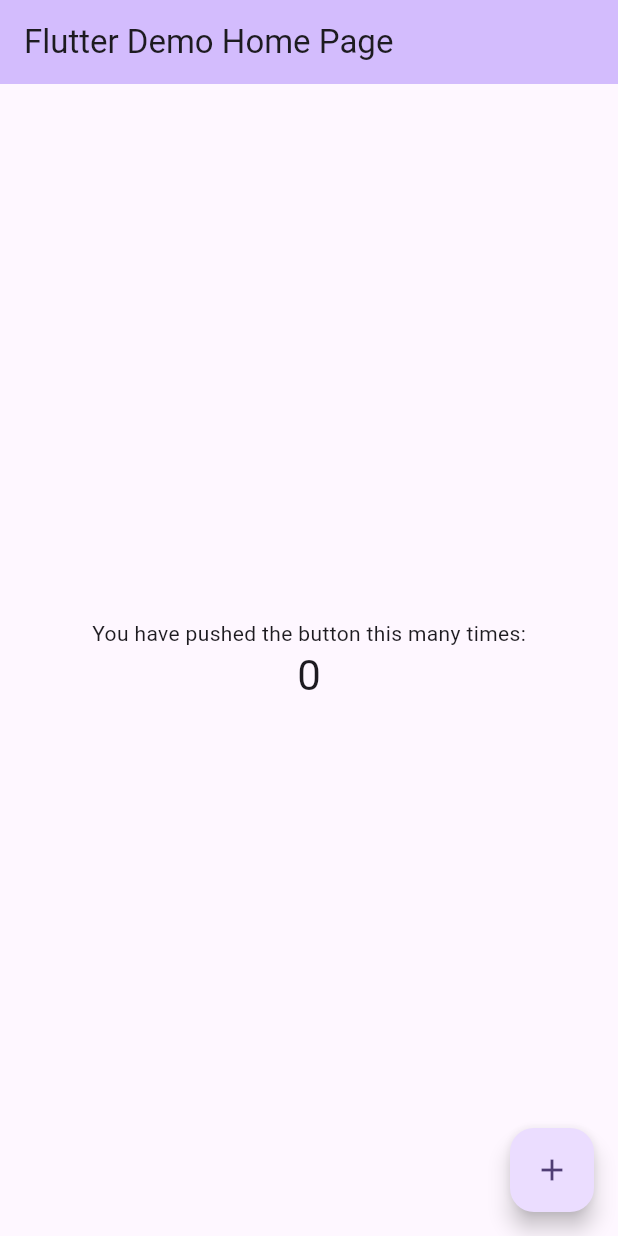
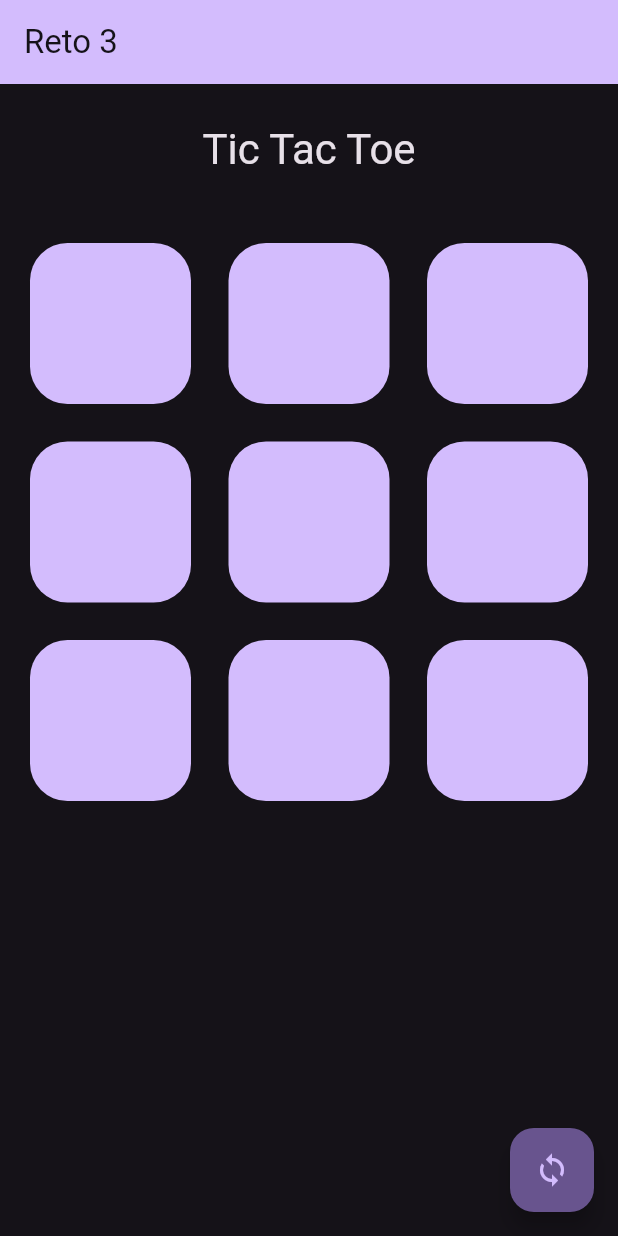
Before and after one commit to CamiloAyala/DADM, a Flutter app: the screen it shows after launch, on a phone screen of 412 x 824 dp. Run offline on Flutter 3.47's test engine with Material 2 defaults, Android fonts, the light colour scheme and no system bars; our stand-ins replace stacked.

Commit message:
Tic tac toe con jugador con jugador IA

```diff
--- a/reto_3/lib/main.dart
+++ b/reto_3/lib/main.dart
@@ -1,4 +1,5 @@
 import 'package:flutter/material.dart';
+import 'package:reto_3/views/tic_tac_toe_view.dart';
 
 void main() {
   runApp(const MyApp());
@@ -13,113 +14,13 @@ class MyApp extends StatelessWidget {
     return MaterialApp(
       title: 'Flutter Demo',
       theme: ThemeData(
-        // This is the theme of your application.
-        //
-        // TRY THIS: Try running your application with "flutter run". You'll see
-        // the application has a blue toolbar. Then, without quitting the app,
-        // try changing the seedColor in the colorScheme below to Colors.green
-        // and then invoke "hot reload" (save your changes or press the "hot
-        // reload" button in a Flutter-supported IDE, or press "r" if you used
-        // the command line to start the app).
-        //
-        // Notice that the counter didn't reset back to zero; the application
-        // state is not lost during the reload. To reset the state, use hot
-        // restart instead.
-        //
-        // This works for code too, not just values: Most code changes can be
-        // tested with just a hot reload.
-        colorScheme: ColorScheme.fromSeed(seedColor: Colors.deepPurple),
+        colorScheme: ColorScheme.fromSeed(
+          seedColor: Colors.deepPurple,
+          brightness: Brightness.dark
+        ),
         useMaterial3: true,
       ),
-      home: const MyHomePage(title: 'Flutter Demo Home Page'),
+      home: const TicTacToeView(title: 'Reto 3'),
     );
   }
 }
-
-class MyHomePage extends StatefulWidget {
-  const MyHomePage({super.key, required this.title});
-
-  // This widget is the home page of your application. It is stateful, meaning
-  // that it has a State object (defined below) that contains fields that affect
-  // how it looks.
-
-  // This class is the configuration for the state. It holds the values (in this
-  // case the title) provided by the parent (in this case the App widget) and
-  // used by the build method of the State. Fields in a Widget subclass are
-  // always marked "final".
-
-  final String title;
-
-  @override
-  State<MyHomePage> createState() => _MyHomePageState();
-}
-
-class _MyHomePageState extends State<MyHomePage> {
-  int _counter = 0;
-
-  void _incrementCounter() {
-    setState(() {
-      // This call to setState tells the Flutter framework that something has
-      // changed in this State, which causes it to rerun the build method below
-      // so that the display can reflect the updated values. If we changed
-      // _counter without calling setState(), then the build method would not be
-      // called again, and so nothing would appear to happen.
-      _counter++;
-    });
-  }
-
-  @override
-  Widget build(BuildContext context) {
-    // This method is rerun every time setState is called, for instance as done
-    // by the _incrementCounter method above.
-    //
-    // The Flutter framework has been optimized to make rerunning build methods
-    // fast, so that you can just rebuild anything that needs updating rather
-    // than having to individually change instances of widgets.
-    return Scaffold(
-      appBar: AppBar(
-        // TRY THIS: Try changing the color here to a specific color (to
-        // Colors.amber, perhaps?) and trigger a hot reload to see the AppBar
-        // change color while the other colors stay the same.
-        backgroundColor: Theme.of(context).colorScheme.inversePrimary,
-        // Here we take the value from the MyHomePage object that was created by
-        // the App.build method, and use it to set our appbar title.
-        title: Text(widget.title),
-      ),
-      body: Center(
-        // Center is a layout widget. It takes a single child and positions it
-        // in the middle of the parent.
-        child: Column(
-          // Column is also a layout widget. It takes a list of children and
-          // arranges them vertically. By default, it sizes itself to fit its
-          // children horizontally, and tries to be as tall as its parent.
-          //
-          // Column has various properties to control how it sizes itself and
-          // how it positions its children. Here we use mainAxisAlignment to
-          // center the children vertically; the main axis here is the vertical
-          // axis because Columns are vertical (the cross axis would be
-          // horizontal).
-          //
-          // TRY THIS: Invoke "debug painting" (choose the "Toggle Debug Paint"
-          // action in the IDE, or press "p" in the console), to see the
-          // wireframe for each widget.
-          mainAxisAlignment: MainAxisAlignment.center,
-          children: <Widget>[
-            const Text(
-              'You have pushed the button this many times:',
-            ),
-            Text(
-              '$_counter',
-              style: Theme.of(context).textTheme.headlineMedium,
-            ),
-          ],
-        ),
-      ),
-      floatingActionButton: FloatingActionButton(
-        onPressed: _incrementCounter,
-        tooltip: 'Increment',
-        child: const Icon(Icons.add),
-      ), // This trailing comma makes auto-formatting nicer for build methods.
-    );
-  }
-}
--- /dev/null
+++ b/reto_3/lib/utils/constants.dart
@@ -0,0 +1,8 @@
+const HUMAN_PLAYER = 'X';
+const AI_PLAYER = 'O';
+
+const BEST_SCORE = 100;
+const WORST_SCORE = -100;
+
+const NUM_ROWS = 3;
+const NUM_COLS = 3;
--- /dev/null
+++ b/reto_3/lib/views/tic_tac_toe_view.dart
@@ -0,0 +1,105 @@
+import 'package:flutter/material.dart';
+import 'package:stacked/stacked.dart';
+
+import 'package:reto_3/views/tic_tac_toe_viewmodel.dart';
+
+class TicTacToeView extends StatefulWidget {
+  const TicTacToeView({super.key, required this.title});
+
+  // This widget is the home page of your application. It is stateful, meaning
+  // that it has a State object (defined below) that contains fields that affect
+  // how it looks.
+
+  // This class is the configuration for the state. It holds the values (in this
+  // case the title) provided by the parent (in this case the App widget) and
+  // used by the build method of the State. Fields in a Widget subclass are
+  // always marked "final".
+
+  final String title;
+
+  @override
+  State<TicTacToeView> createState() => _TicTacToeViewState();
+}
+
+class _TicTacToeViewState extends State<TicTacToeView> {
+
+  @override
+  Widget build(BuildContext context) {
+    return ViewModelBuilder<TicTacToeViewModel>.reactive(
+      viewModelBuilder: () => TicTacToeViewModel(),
+      builder: (context, model, child) => Scaffold(
+        appBar: AppBar(
+          backgroundColor: Theme.of(context).colorScheme.primary,
+          title: Text(
+            widget.title,
+            style: TextStyle(color: Theme.of(context).colorScheme.background),
+          ),
+        ),
+        body: Center(
+          child: Column(
+            mainAxisAlignment: MainAxisAlignment.center,
+
+            children: <Widget> [
+
+              Padding(
+                padding: const EdgeInsets.symmetric(vertical: 25.0),
+                child: Text(
+                  'Tic Tac Toe',
+                  style: Theme.of(context).textTheme.headlineMedium,
+                ),
+              ),
+
+
+              Expanded(
+              child: GridView.builder(
+                padding: const EdgeInsets.all(20.0),
+                gridDelegate: const SliverGridDelegateWithFixedCrossAxisCount(
+                  crossAxisCount: 3,
+                  childAspectRatio: 1.0,
+                  crossAxisSpacing: 25.0,
+                  mainAxisSpacing: 25.0
+                ),
+                itemCount: 9,
+                itemBuilder: (context, index) {
+                  int row = index ~/ 3;
+                  int col = index % 3;
+
+                  return GestureDetector(
+                    onTap: () => model.play(row, col),
+                    child: Container(
+                      width: 50,
+                      height: 50,
+                      decoration: BoxDecoration(
+                        color: model.colorCell(context, row, col),
+                        borderRadius: const BorderRadius.all(Radius.circular(25.0))
+                      ),
+                      child: Center(
+                        child: Text(
+                          model.board[row][col],
+                          style: const TextStyle(
+                            fontSize: 50.0,
+                            fontWeight: FontWeight.bold
+                          ),
+                        ),
+                      ),
+                    ),
+                  );
+                },
+              ),
+            ),
+            ]
+          ),
+        ),
+        floatingActionButton: FloatingActionButton(
+          onPressed: model.resetBoard,
+          tooltip: 'Reset Board',
+          backgroundColor: Theme.of(context).colorScheme.inversePrimary,
+          child: Icon(
+            Icons.sync,
+            color: Theme.of(context).colorScheme.primary,
+          ),
+        ),
+      ),
+    );
+  }
+}
--- a/reto_3/pubspec.yaml
+++ b/reto_3/pubspec.yaml
@@ -35,6 +35,7 @@ dependencies:
   # The following adds the Cupertino Icons font to your application.
   # Use with the CupertinoIcons class for iOS style icons.
   cupertino_icons: ^1.0.2
+  stacked: ^3.4.1
 
 dev_dependencies:
   flutter_test:
@@ -46,6 +47,7 @@ dev_dependencies:
   # package. See that file for information about deactivating specific lint
   # rules and activating additional ones.
   flutter_lints: ^2.0.0
+  build_runner: ^2.4.6
 
 # For information on the generic Dart part of this file, see the
 # following page: https://dart.dev/tools/pub/pubspec
```
Also changed, not shown: reto_3/lib/views/tic_tac_toe_viewmodel.dart (added, +178 -0 lines), reto_3/pubspec.lock.
